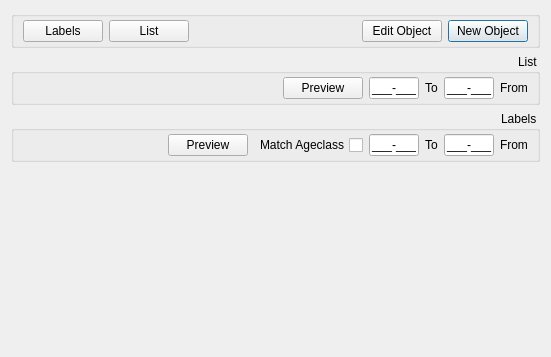
Above: objectmanagement.ui from nournia/ketabkhaane before the change. Below: the same form after it.
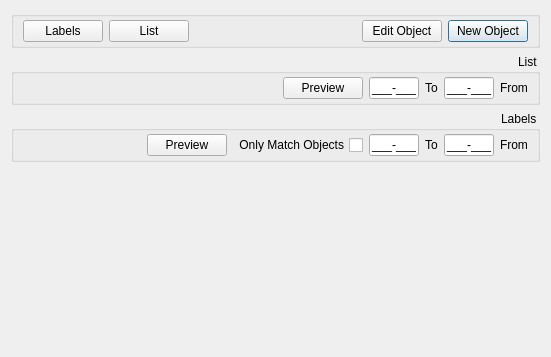
That is the form after the change. Icons and pictures are not drawn.

Commit message: limit labels for matched objects

The edit to the form file:
```diff
--- a/objectmanagement.ui
+++ b/objectmanagement.ui
@@ -220,7 +220,7 @@
       <item>
        <widget class="QCheckBox" name="cAgeclass">
         <property name="text">
-         <string>Match Ageclass</string>
+         <string>Only Match Objects</string>
         </property>
        </widget>
       </item>
```
Left out of the diff: 2 changed lines with no effect on the pictures. The commit also changes 4 other files.
